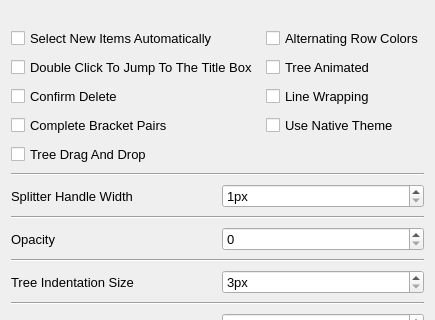
UnkindledTwo/TreeNotes, file Dialogs/settingsdialog.ui: the form before one commit; both pictures show x 0 to 435 and y 0 to 320 of the 435 by 536 pixel window.
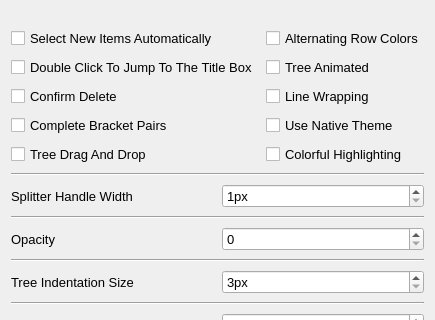
The form after the commit.

```diff
--- a/Dialogs/settingsdialog.ui
+++ b/Dialogs/settingsdialog.ui
@@ -132,6 +132,13 @@
          </property>
         </widget>
        </item>
+       <item row="4" column="1">
+        <widget class="QCheckBox" name="colorful_highlighting">
+         <property name="text">
+          <string>Colorful Highlighting</string>
+         </property>
+        </widget>
+       </item>
       </layout>
      </item>
      <item>
```
